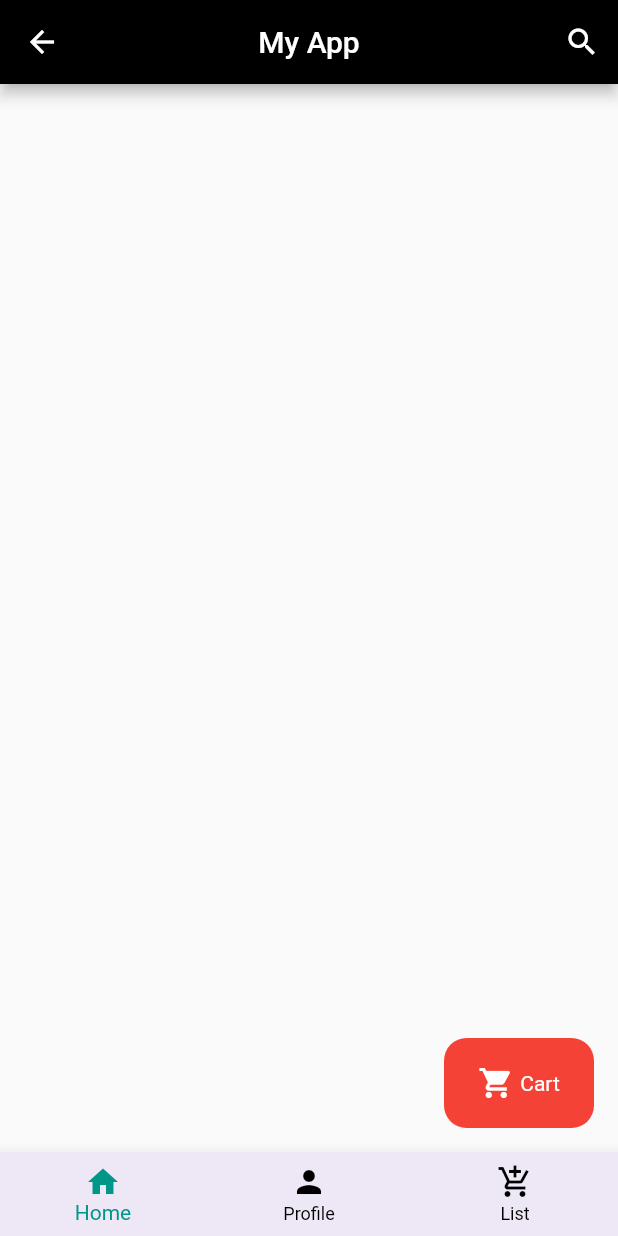
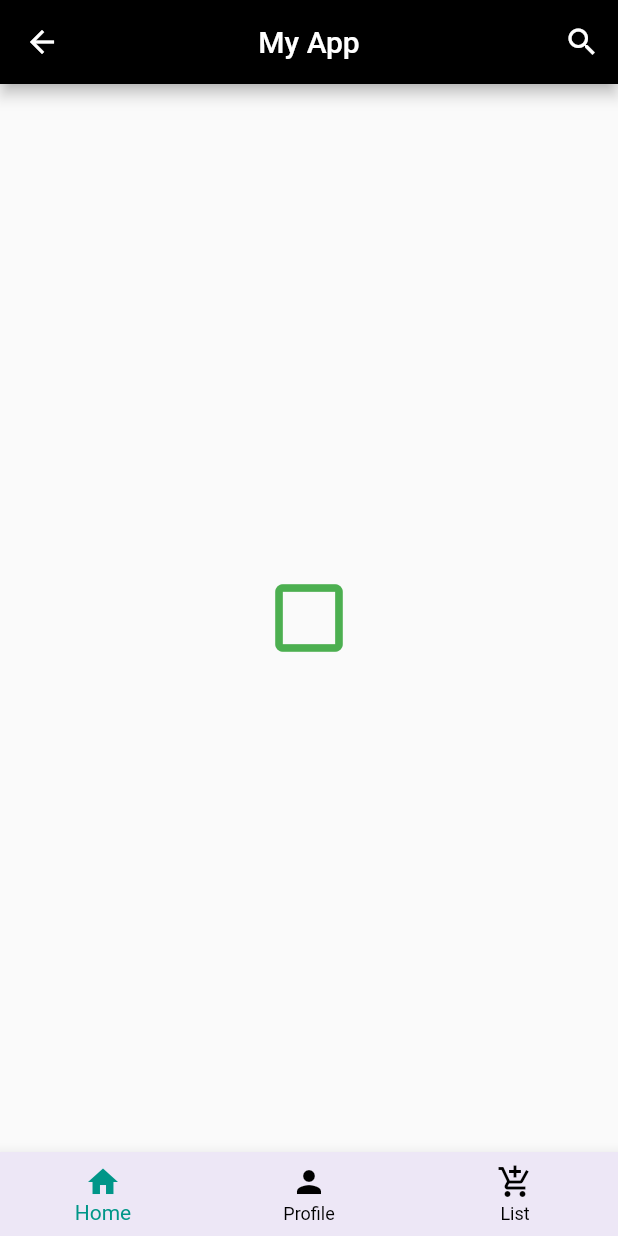
Before and after one commit to AnanyaSamanta09/flutter_widgets, a Flutter app: the screen it shows after launch, on a phone screen of 412 x 824 dp. Run offline on Flutter 3.47's test engine with Material 2 defaults, Android fonts, the phone set to English and light mode, and no system bars.

Commit message:
functioning of checkedbox and showFloatingButton

```diff
--- a/lib/screens/row_widget.dart
+++ b/lib/screens/row_widget.dart
@@ -1,14 +1,14 @@
 import 'package:flutter/material.dart';
 
 class RowWidget extends StatefulWidget {
-
   @override
   State<RowWidget> createState() => _RowWidgetState();
 }
 
 class _RowWidgetState extends State<RowWidget> {
   //NOTE : selectedIndex=0 means it will start from 0th index,i.e., Home
-  int selectedIndex=0;
+  int selectedIndex = 0;
+  bool showFloatingButton = false;
 
   @override
   Widget build(BuildContext context) {
@@ -18,16 +18,17 @@ class _RowWidgetState extends State<RowWidget> {
         backgroundColor: Colors.deepPurple.shade50,
         selectedItemColor: Colors.teal,
         unselectedItemColor: Colors.black,
-        onTap: (index){
+        onTap: (index) {
           //NOTE : whenever we call setState((){}) in a stateful widget, it rebuilds the whole UI
-          setState((){
-            selectedIndex=index;
+          setState(() {
+            selectedIndex = index;
           });
         },
         items: [
-          BottomNavigationBarItem(icon: Icon(Icons.home),label: "Home"),
-          BottomNavigationBarItem(icon: Icon(Icons.person),label: "Profile"),
-          BottomNavigationBarItem(icon: Icon(Icons.add_shopping_cart),label: "List"),
+          BottomNavigationBarItem(icon: Icon(Icons.home), label: "Home"),
+          BottomNavigationBarItem(icon: Icon(Icons.person), label: "Profile"),
+          BottomNavigationBarItem(
+              icon: Icon(Icons.add_shopping_cart), label: "List"),
         ],
       ),
       appBar: AppBar(
@@ -46,24 +47,43 @@ class _RowWidgetState extends State<RowWidget> {
                 })
           ],
           backgroundColor: Colors.black),
-      floatingActionButton: Container(height: 60,width: 100,
+      //NOTE : if showFloatingButton is true then show container ,i.e, cart or else don't show cart
+      floatingActionButton:showFloatingButton? Container(
+        height: 60,
+        width: 100,
         alignment: Alignment.center,
         child: Row(
           mainAxisAlignment: MainAxisAlignment.center,
           children: [
-          Icon(Icons.shopping_cart,color: Colors.white,),
-          SizedBox(width: 4,),
-          Text('Cart',
-            style: TextStyle(
-                color: Colors.white),
+            Icon(
+              Icons.shopping_cart,
+              color: Colors.white,
+            ),
+            SizedBox(
+              width: 4,
+            ),
+            Text(
+              'Cart',
+              style: TextStyle(color: Colors.white),
             )
           ],
         ),
         decoration: BoxDecoration(
-        color: Colors.red,
-        borderRadius: BorderRadius.circular(15)
-      ),
-      ),
+            color: Colors.red, borderRadius: BorderRadius.circular(15)),
+      ):SizedBox(),//NOTE: SizedBox and showfloatingButton before container causes cart to disappear when box is not checked
+      body: Center(
+          child: IconButton(
+        icon: Icon(showFloatingButton
+            ? Icons.check_box
+            : Icons.check_box_outline_blank),
+            iconSize: 60,
+            color: Colors.green,
+            onPressed: (){
+          setState((){
+            showFloatingButton=!showFloatingButton;
+          });
+            }
+      )),
     );
   }
 }
```
Lines whose indentation alone changed are shown as unchanged.
